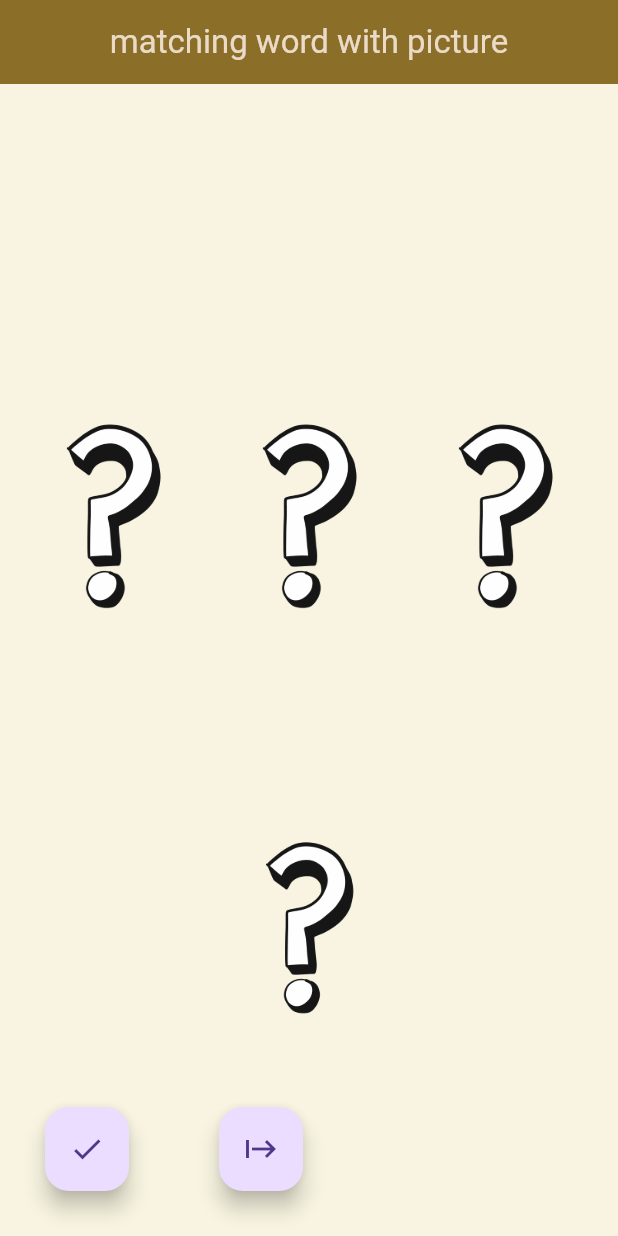
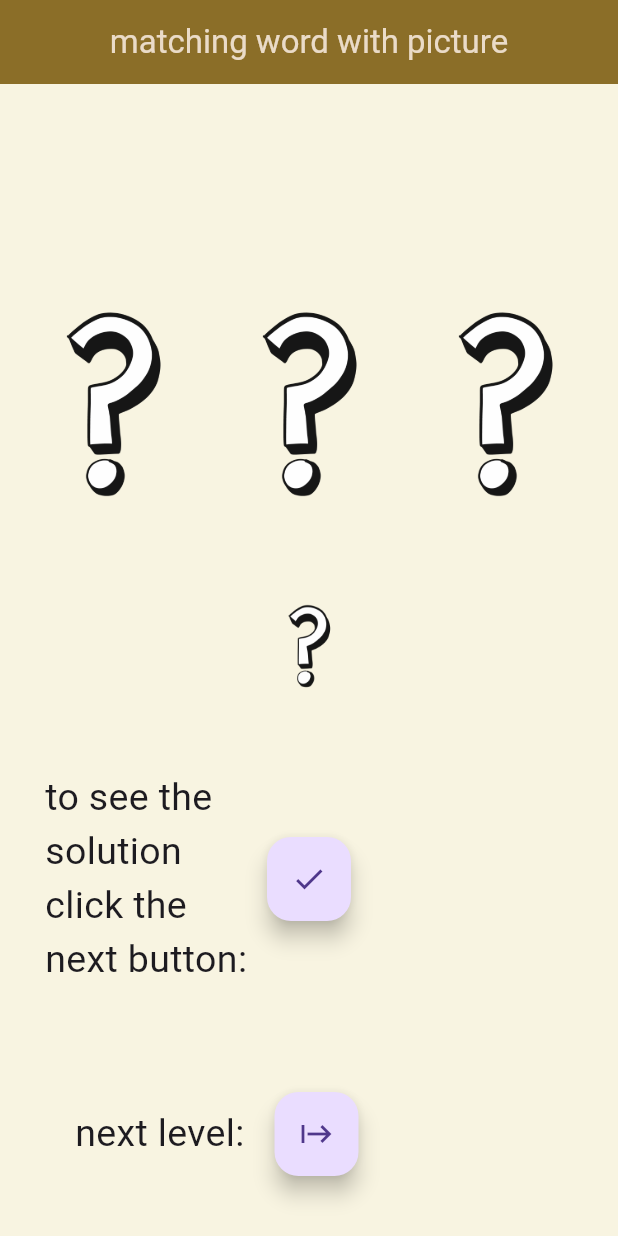
Before and after one commit to Mousa-mahmood-hilal/quizpic, a Flutter app: the screen it shows after launch, on a phone screen of 412 x 824 dp. Run offline on Flutter 3.47's test engine with Material 3 defaults, Android fonts, the phone set to English and light mode, and no system bars; our stand-ins replace rflutter_alert.

Commit message:
first commit

```diff
--- a/lib/main.dart
+++ b/lib/main.dart
@@ -100,8 +100,8 @@ class _MyHomePageState extends State<MyHomePage> {
           Alert(
             context: context,
             type: AlertType.success,
-            title: "App ALERT",
-            desc: "the game is done press the button start to restart",
+            title: "game over",
+            desc: "the game is done press the restart button  to restart",
             buttons: [
               DialogButton(
                 onPressed: () => Navigator.pop(context),
@@ -110,7 +110,7 @@ class _MyHomePageState extends State<MyHomePage> {
                   Color.fromRGBO(52, 138, 199, 1.0)
                 ]),
                 child: const Text(
-                  "start",
+                  "restart",
                   style: TextStyle(color: Colors.white, fontSize: 20),
                 ),
               )
@@ -188,30 +188,49 @@ class _MyHomePageState extends State<MyHomePage> {
                 image: AssetImage(stateimage),
               ),
             )),
-            Row(
+            Column(
               children: [
                 Container(
                   padding: const EdgeInsets.all(10.0),
                   margin: const EdgeInsets.all(20.0),
+                  child: Row(
+                    children: [
+                      const Expanded(
+                        child:  Text('to see the solution \nclick the next button:',
+                            style: TextStyle(fontSize: 25)),
+                      ),
+                      Container(
+                        margin: const EdgeInsets.all(10),
                         child: FloatingActionButton(
                           onPressed: solution,
                           tooltip: 'solve',
                           child: const Icon(Icons.check),
                         ),
                       ),
-                Text(
+                      Expanded(
+                        child: Text(
                           _solution,
                           style: const TextStyle(fontSize: 35),
+                        ),
+                      ),
+                    ],
+                  ),
                 ),
                 Container(
                     padding: const EdgeInsets.all(10.0),
                     margin: const EdgeInsets.all(20.0),
-                  child: FloatingActionButton(
+                    child: Row(
+                      children: [
+                        Container(
+                          margin: const EdgeInsets.all(20),
+                          child: const Text('next level:',style: TextStyle(fontSize: 25))),
+                        FloatingActionButton(
                           onPressed: level,
                           tooltip: 'start',
                           child: const Icon(Icons.start),
                         ),
-                ),
+                      ],
+                    )),
               ],
             ),
           ],
```
Also changed, not shown: Screenshot_1720179374.png (added), Screenshot_1720179404.png (added), Screenshot_1720179417.png (added), Screenshot_1720179494.png (added), 1 other file. Lines whose indentation alone changed are shown as unchanged.
